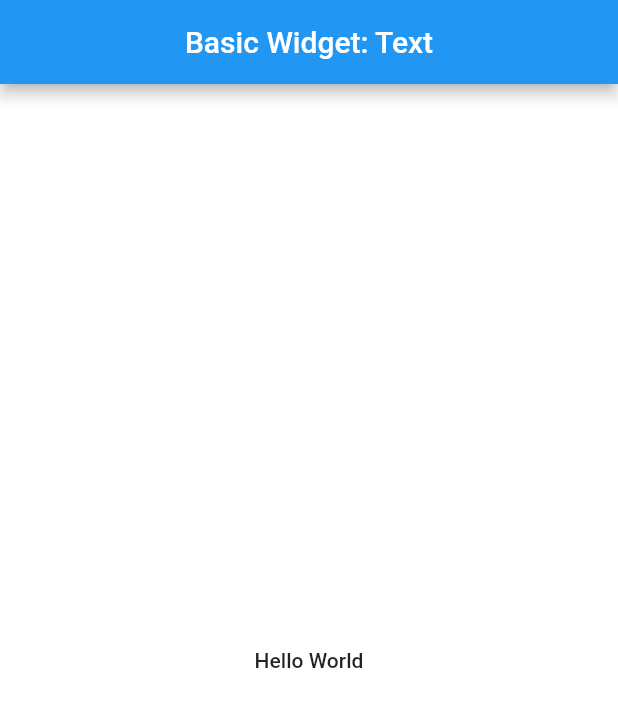
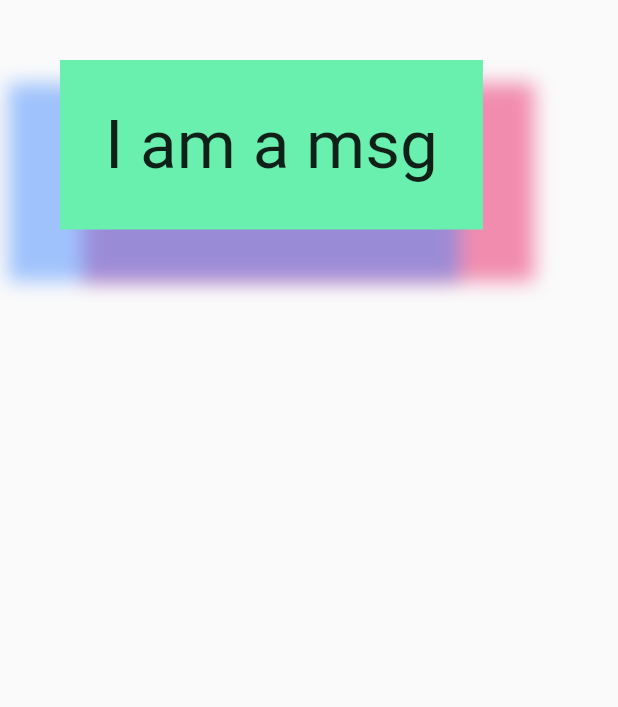
Before and after one commit to Nasibali144/widget_catalog_flutter_b17, a Flutter app: the screen it shows after launch, on a phone screen of 412 x 824 dp. Shown: the top 707 px of the screen. Run offline on Flutter 3.47's test engine with Material 2 defaults, Android fonts, the phone set to English and light mode, and no system bars.

Commit message:
Commit 4: learn Container

```diff
--- a/lib/main.dart
+++ b/lib/main.dart
@@ -1,7 +1,26 @@
 import 'package:flutter/material.dart';
+import 'package:flutter/services.dart';
 import 'package:widget_catalog_flutter_b17/pages/home_page.dart';
+import 'package:widget_catalog_flutter_b17/pages/lesson_three.dart';
+import 'package:widget_catalog_flutter_b17/pages/lesson_two.dart';
 
 void main() {
+
+  /// Binding
+  WidgetsFlutterBinding.ensureInitialized();
+
+  /// status bar
+  SystemChrome.setSystemUIOverlayStyle(const SystemUiOverlayStyle(
+    statusBarColor: Colors.transparent,
+    // statusBarBrightness: Brightness.light,
+    statusBarIconBrightness: Brightness.light
+  ));
+
+  /// Orientation
+  // SystemChrome.setPreferredOrientations([DeviceOrientation.landscapeRight, DeviceOrientation.landscapeLeft]).then((_) {
+  //   runApp(const MyApp());
+  // },);
+
   runApp(const MyApp());
 }
 
@@ -15,9 +34,11 @@ class MyApp extends StatelessWidget {
       theme: ThemeData(
         primarySwatch: Colors.blue,
       ),
-      home: HomePage(),
+      home: LessonThree(),
       routes: {
         HomePage.id: (context) => HomePage(),
+        LessonTwo.id: (context) => LessonTwo(),
+        LessonThree.id: (context) => LessonThree(),
       },
     );
   }
--- /dev/null
+++ b/lib/pages/lesson_three.dart
@@ -0,0 +1,70 @@
+import 'package:flutter/material.dart';
+
+class LessonThree extends StatefulWidget {
+  static const id = "/lesson_three";
+  const LessonThree({Key? key}) : super(key: key);
+
+  @override
+  _LessonThreeState createState() => _LessonThreeState();
+}
+
+class _LessonThreeState extends State<LessonThree> {
+  @override
+  Widget build(BuildContext context) {
+    return SafeArea(
+      child: Scaffold(
+        // body: Container(
+        //   height: 150,
+        //   width: 150,
+        //   color:  Colors.purple,
+        // ),
+
+        // body: Align(
+        //   alignment: Alignment.bottomLeft,
+        //     child: Text("Data", style:  TextStyle(fontSize: 45),),
+        // ),
+
+        body: Container(
+          margin: EdgeInsets.all(40),
+          padding: EdgeInsets.all(30),
+          clipBehavior: Clip.hardEdge,
+          decoration:  BoxDecoration(
+            color: Colors.greenAccent,
+            // borderRadius: BorderRadius.horizontal(left: Radius.elliptical(15, 20), right: Radius.circular(45)),
+            // borderRadius: BorderRadius.vertical(top: Radius.circular(45)),
+            // borderRadius: BorderRadius.all(Radius.circular(45)),
+            // borderRadius: BorderRadius.circular(45),
+            // borderRadius: BorderRadius.only(
+            //   // topLeft: Radius.circular(40),
+            //   // topRight: Radius.circular(40),
+            //   bottomRight: Radius.circular(40),
+            // ),
+            // borderRadius: BorderRadius.all(Radius.circular(75))
+            // shape: BoxShape.circle
+            // shape: BoxShape.rectangle
+            // border: Border.all(color: Colors.red, width: 5)
+            // border: Border()
+            boxShadow: [
+              BoxShadow(
+                color: Colors.pink.withOpacity(0.5),
+                offset: Offset(25, 25),
+                blurRadius: 10,
+                spreadRadius: 10
+                // blurStyle: BlurStyle.values[1]
+              ),
+
+              BoxShadow(
+                color: Colors.blueAccent.withOpacity(0.5),
+                offset: Offset(-25, 25),
+                blurRadius: 10,
+                spreadRadius: 10
+                // blurStyle: BlurStyle.values[1]
+              ),
+            ],
+          ),
+          child: Text("I am a msg", style:  TextStyle(fontSize: 45), textScaleFactor: 1,),
+        ),
+      ),
+    );
+  }
+}
```
Also changed, not shown: lib/pages/lesson_two.dart (added, +44 -0 lines).
